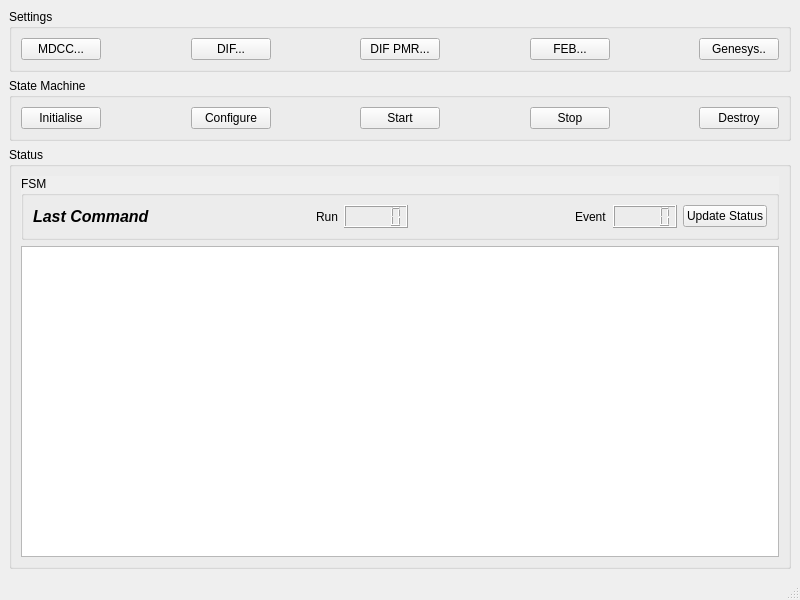
mirabitl/lydaq, file pycontrol/qt/daqwindow.ui: the form before one commit.
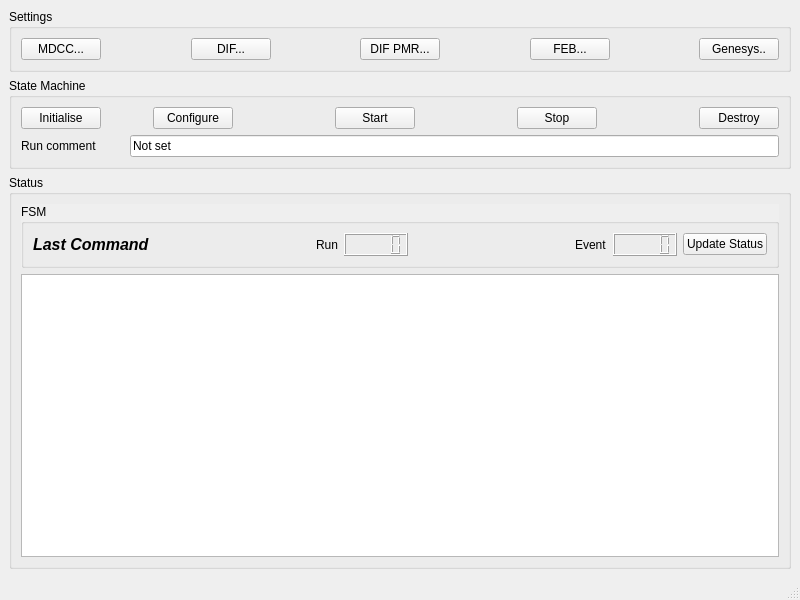
The form after the commit.

Commit message: Run comment

What changed in the file:
```diff
--- a/pycontrol/qt/daqwindow.ui
+++ b/pycontrol/qt/daqwindow.ui
@@ -122,15 +122,15 @@
       <property name="title">
        <string>State Machine </string>
       </property>
-      <layout class="QHBoxLayout" name="horizontalLayout_2">
-       <item>
+      <layout class="QGridLayout" name="gridLayout">
+       <item row="0" column="0">
         <widget class="QPushButton" name="pbINITIALISE">
          <property name="text">
           <string>Initialise</string>
          </property>
         </widget>
        </item>
-       <item>
+       <item row="0" column="1" colspan="2">
         <spacer name="horizontalSpacer_4">
          <property name="orientation">
           <enum>Qt::Horizontal</enum>
@@ -143,14 +143,14 @@
          </property>
         </spacer>
        </item>
-       <item>
+       <item row="0" column="3">
         <widget class="QPushButton" name="pbCONFIGURE">
          <property name="text">
           <string>Configure</string>
          </property>
         </widget>
        </item>
-       <item>
+       <item row="0" column="4">
         <spacer name="horizontalSpacer_5">
          <property name="orientation">
           <enum>Qt::Horizontal</enum>
@@ -163,14 +163,14 @@
          </property>
         </spacer>
        </item>
-       <item>
+       <item row="0" column="5">
         <widget class="QPushButton" name="pbSTART">
          <property name="text">
           <string>Start</string>
          </property>
         </widget>
        </item>
-       <item>
+       <item row="0" column="6">
         <spacer name="horizontalSpacer_6">
          <property name="orientation">
           <enum>Qt::Horizontal</enum>
@@ -183,14 +183,14 @@
          </property>
         </spacer>
        </item>
-       <item>
+       <item row="0" column="7">
         <widget class="QPushButton" name="pbSTOP">
          <property name="text">
           <string>Stop</string>
          </property>
         </widget>
        </item>
-       <item>
+       <item row="0" column="8">
         <spacer name="horizontalSpacer_7">
          <property name="orientation">
           <enum>Qt::Horizontal</enum>
@@ -203,13 +203,27 @@
          </property>
         </spacer>
        </item>
-       <item>
+       <item row="0" column="9">
         <widget class="QPushButton" name="pbDESTROY">
          <property name="text">
           <string>Destroy</string>
          </property>
         </widget>
        </item>
+       <item row="1" column="0" colspan="2">
+        <widget class="QLabel" name="label_3">
+         <property name="text">
+          <string>Run comment </string>
+         </property>
+        </widget>
+       </item>
+       <item row="1" column="2" colspan="8">
+        <widget class="QLineEdit" name="leCOMMENT">
+         <property name="text">
+          <string>Not set</string>
+         </property>
+        </widget>
+       </item>
       </layout>
      </widget>
     </item>
```
The commit also changes 1 other file.
